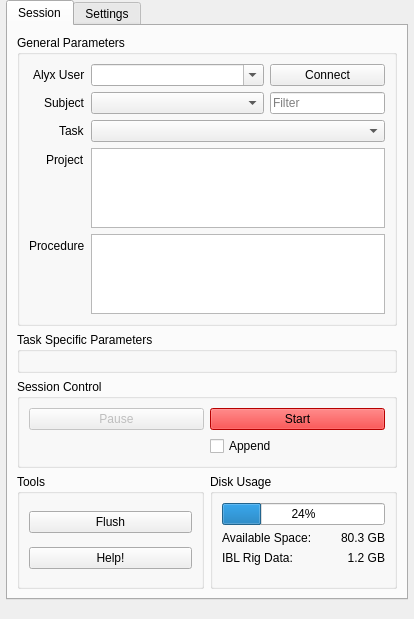
Qt form iblrig/gui/ui_wizard.ui (int-brain-lab/iblrig) before a commit.
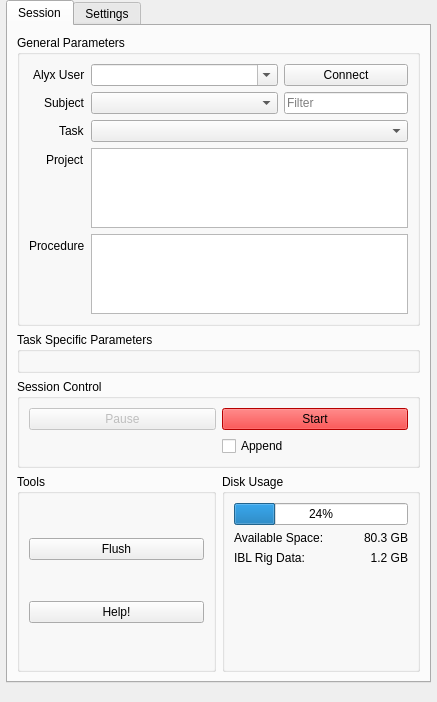
The same form after that commit. The open tabs and pages were chosen to show the change. Icons and pictures are not drawn.

```diff
--- a/iblrig/gui/ui_wizard.ui
+++ b/iblrig/gui/ui_wizard.ui
@@ -6,8 +6,8 @@
    <rect>
     <x>0</x>
     <y>0</y>
-    <width>414</width>
-    <height>619</height>
+    <width>437</width>
+    <height>702</height>
    </rect>
   </property>
   <property name="sizePolicy">
@@ -86,7 +86,7 @@
      <number>0</number>
     </property>
     <item>
-     <layout class="QGridLayout" name="mainGrid" columnstretch="0,0,0">
+     <layout class="QGridLayout" name="mainGrid" columnstretch="0">
       <property name="sizeConstraint">
        <enum>QLayout::SetDefaultConstraint</enum>
       </property>
```
Left out of the diff: 2 changed lines with no effect on the pictures.
